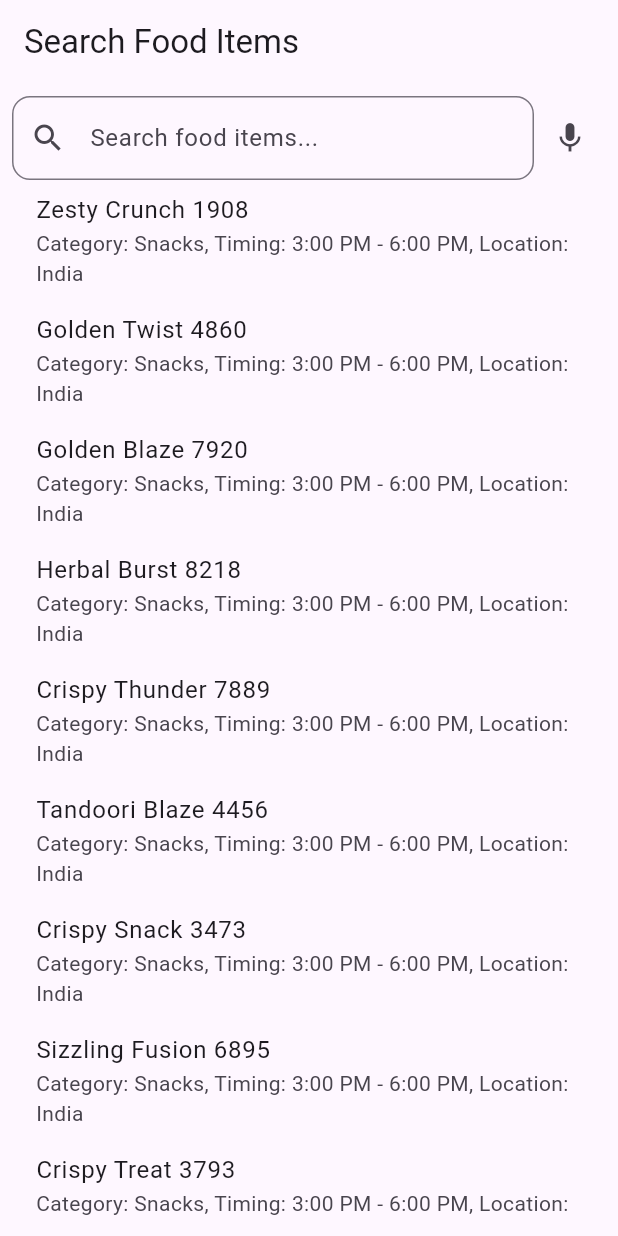
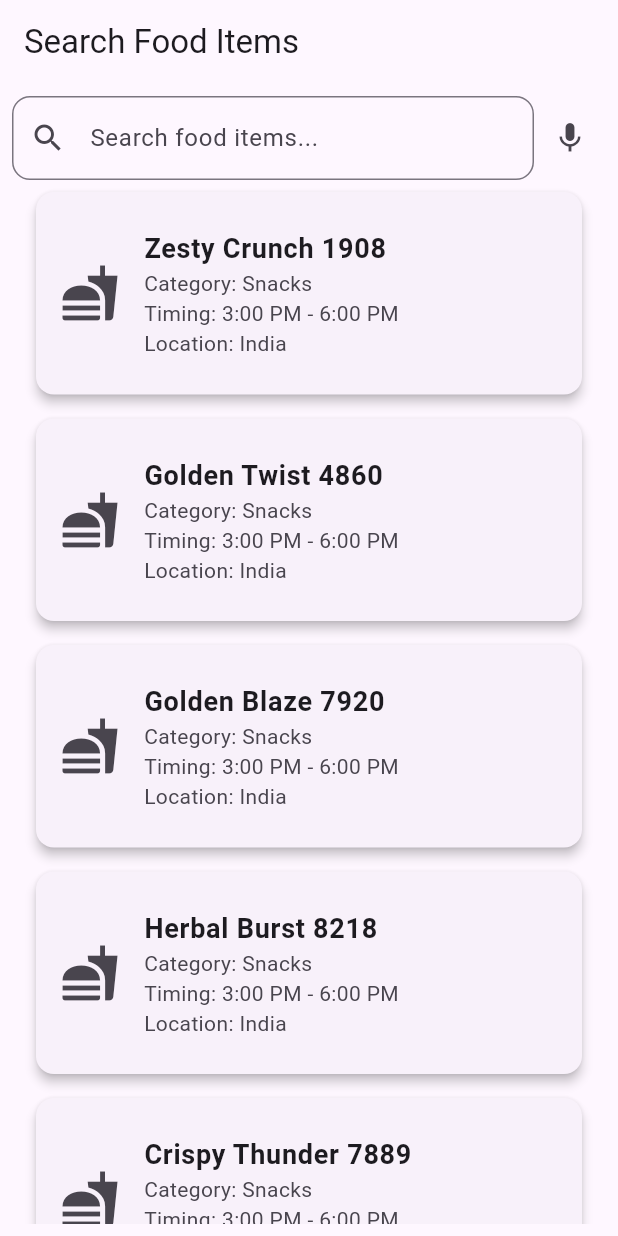
Before and after one commit to sarguru1981/AI_Flutter_Integration, a Flutter app: the screen it shows after launch, on a phone screen of 412 x 824 dp. Run offline on Flutter 3.47's test engine with Material 3 defaults, Android fonts, the phone set to English and light mode, and no system bars; our stand-ins replace csv.

Commit message:
Updated the UI with some attractive card for the list item

```diff
--- /dev/null
+++ b/ai_flutter_search_functionality/lib/food_item_card.dart
@@ -0,0 +1,48 @@
+import 'package:flutter/material.dart';
+
+class FoodItemCard extends StatelessWidget {
+  final String itemName;
+  final String category;
+  final String timing;
+  final String location;
+  final VoidCallback onAddToCart; // Callback for add to cart action
+
+  const FoodItemCard({
+    super.key,
+    required this.itemName,
+    required this.category,
+    required this.timing,
+    required this.location,
+    required this.onAddToCart,
+  });
+
+  @override
+  Widget build(BuildContext context) {
+    return Card(
+      margin: const EdgeInsets.symmetric(vertical: 8, horizontal: 16),
+      elevation: 3,
+      shape: RoundedRectangleBorder(
+        borderRadius: BorderRadius.circular(12),
+      ),
+      child: ListTile(
+        contentPadding: const EdgeInsets.all(16),
+        leading: const Icon(Icons.fastfood, size: 40), // Replace with relevant icon
+        title: Text(
+          itemName,
+          style: const TextStyle(
+            fontWeight: FontWeight.bold,
+            fontSize: 18,
+          ),
+        ),
+        subtitle: Column(
+          crossAxisAlignment: CrossAxisAlignment.start,
+          children: [
+            Text('Category: $category'),
+            Text('Timing: $timing'),
+            Text('Location: $location'),
+          ],
+        ),
+      ),
+    );
+  }
+}
--- a/ai_flutter_search_functionality/lib/food_list_page.dart
+++ b/ai_flutter_search_functionality/lib/food_list_page.dart
@@ -2,6 +2,8 @@ import 'dart:async';
 import 'package:flutter/material.dart';
 import 'package:csv/csv.dart';
 import 'package:flutter/services.dart' show rootBundle;
+
+import 'food_item_card.dart';
 
 class FoodListPage extends StatefulWidget {
   const FoodListPage({super.key});
@@ -157,10 +159,14 @@ class _FoodListPageState extends State<FoodListPage> {
                 itemCount: filteredItems.length,
                 itemBuilder: (context, index) {
                   final item = filteredItems[index];
-                  return ListTile(
-                    title: Text(item[0]),
-                    subtitle: Text(
-                        'Category: ${item[1]}, Timing: ${item[2]}, Location: ${item[3]}'),
+                  return FoodItemCard(
+                    itemName: item[0],
+                    category: item[1],
+                    timing: item[2],
+                    location: item[3],
+                    onAddToCart: () {
+                      // Handle add to cart action here
+                    },
                   );
                 },
               ),
```
